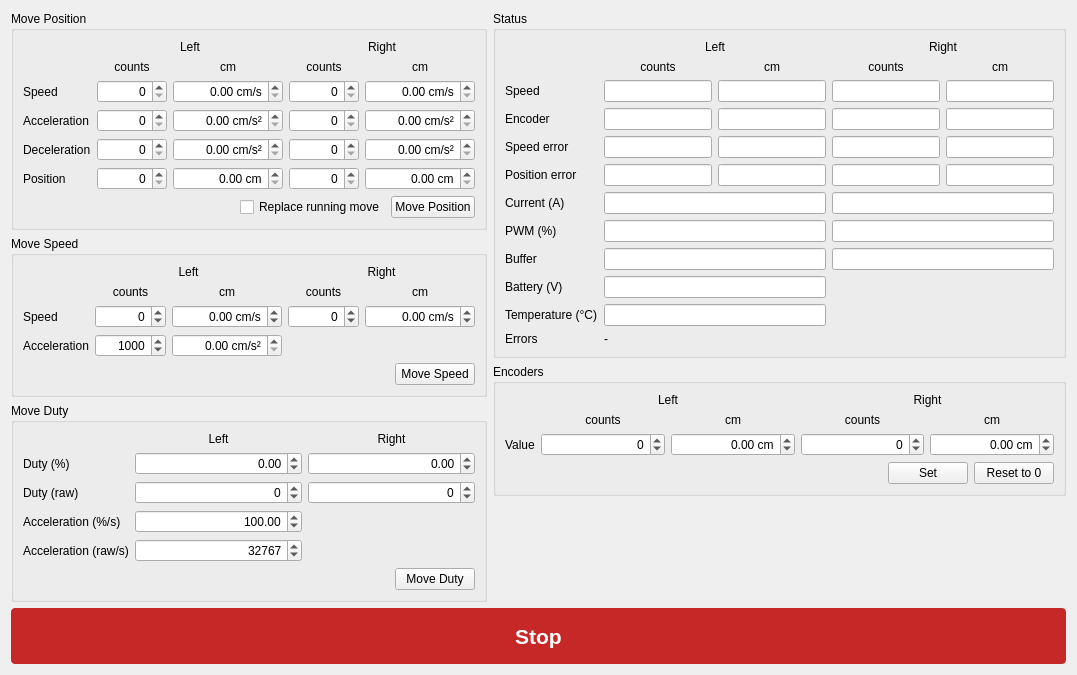
Above: GUIControl/movementwidget.ui from SorcererX/Robotics before the change. Below: the same form after it.
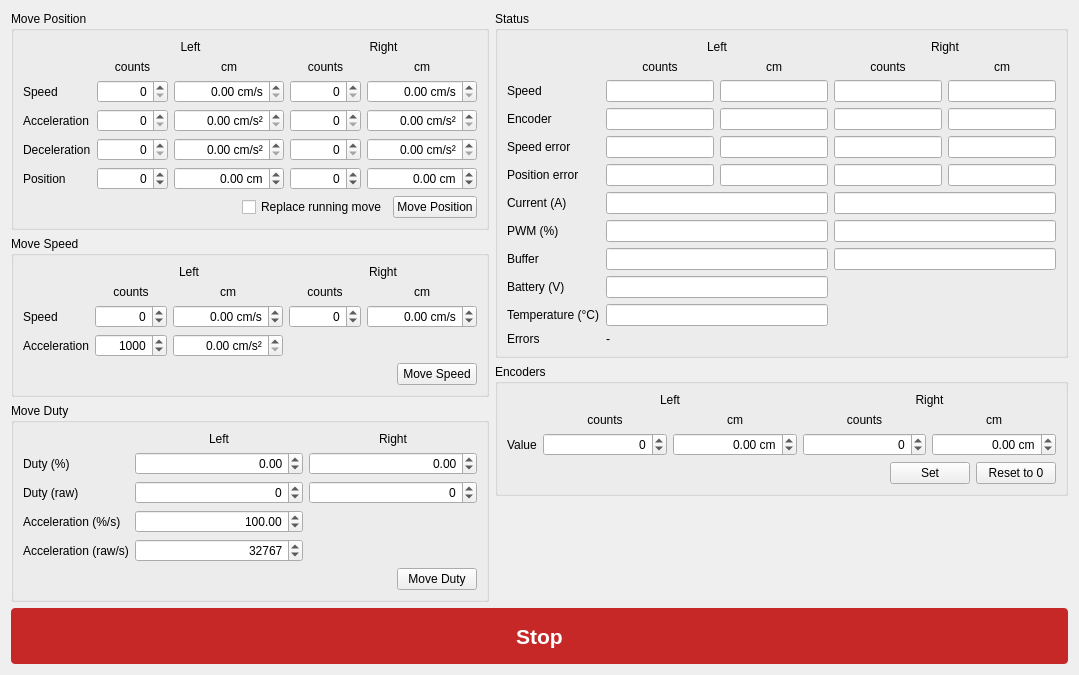
That is the form after the change.

Commit message: Fix wrong handling of negative settings, adjusted limits.

What changed in the file:
```diff
--- a/GUIControl/movementwidget.ui
+++ b/GUIControl/movementwidget.ui
@@ -323,10 +323,10 @@
              <set>Qt::AlignRight|Qt::AlignVCenter</set>
             </property>
             <property name="minimum">
-             <double>0</double>
+             <double>-2147483647</double>
             </property>
             <property name="maximum">
-             <double>4000000</double>
+             <double>2147483647</double>
             </property>
            </widget>
           </item>
@@ -339,10 +339,10 @@
              <set>Qt::AlignRight|Qt::AlignVCenter</set>
             </property>
             <property name="minimum">
-             <double>0</double>
+             <double>-26843545.5875</double>
             </property>
             <property name="maximum">
-             <double>50000.0</double>
+             <double>26843545.5875</double>
             </property>
             <property name="suffix">
              <string> cm</string>
@@ -358,10 +358,10 @@
              <set>Qt::AlignRight|Qt::AlignVCenter</set>
             </property>
             <property name="minimum">
-             <double>0</double>
+             <double>-2147483647</double>
             </property>
             <property name="maximum">
-             <double>4000000</double>
+             <double>2147483647</double>
             </property>
            </widget>
           </item>
@@ -374,10 +374,10 @@
              <set>Qt::AlignRight|Qt::AlignVCenter</set>
             </property>
             <property name="minimum">
-             <double>0</double>
+             <double>-26843545.5875</double>
             </property>
             <property name="maximum">
-             <double>50000.0</double>
+             <double>26843545.5875</double>
             </property>
             <property name="suffix">
              <string> cm</string>
@@ -1386,10 +1386,10 @@
              <set>Qt::AlignRight|Qt::AlignVCenter</set>
             </property>
             <property name="minimum">
-             <double>-50000.0</double>
+             <double>-26843545.5875</double>
             </property>
             <property name="maximum">
-             <double>50000.0</double>
+             <double>26843545.5875</double>
             </property>
             <property name="suffix">
              <string> cm</string>
@@ -1418,10 +1418,10 @@
              <set>Qt::AlignRight|Qt::AlignVCenter</set>
             </property>
             <property name="minimum">
-             <double>-50000.0</double>
+             <double>-26843545.5875</double>
             </property>
             <property name="maximum">
-             <double>50000.0</double>
+             <double>26843545.5875</double>
             </property>
             <property name="suffix">
              <string> cm</string>
```
Left out of the diff: 3 changed lines with no effect on the pictures. The commit also changes 1 other file.
